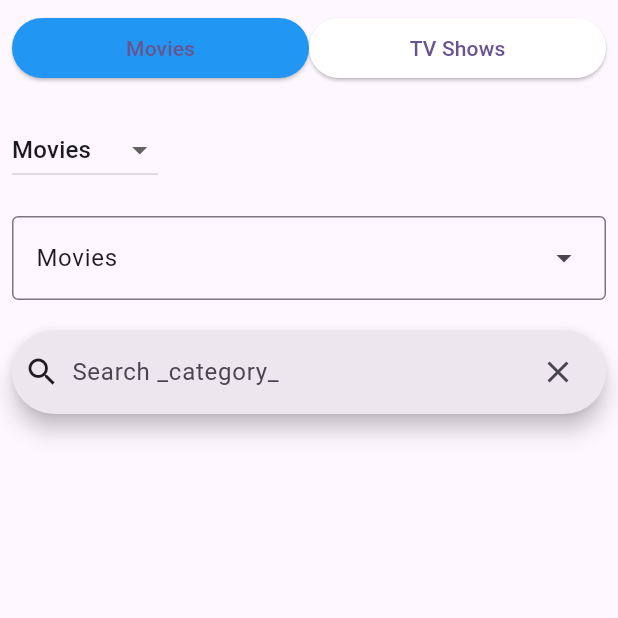
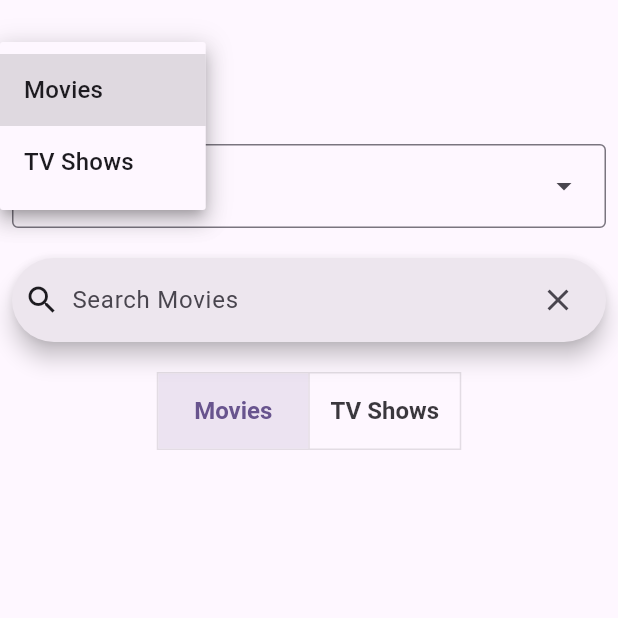
Before and after one commit to benebrummer/movie-app-project, a Flutter app: the screen it shows after launch, after a tap on "Movies", on a phone screen of 412 x 824 dp, the top half of it. Run offline on Flutter 3.47's test engine with Material 3 defaults, Android fonts, the phone set to English and light mode, and no system bars; our stand-ins replace get; missing offline and left inert: tmdb_api.

Commit message:
Started basic search function.

```diff
--- a/lib/controller/search_controller.dart
+++ b/lib/controller/search_controller.dart
@@ -1,20 +1,47 @@
-import 'package:flutter/material.dart';
 import 'package:get/get.dart';
-import 'package:tmdb_api/tmdb_api.dart';
+import 'package:movie_app_project/repository/tmdb_repository.dart';
+
+import '../entity/movie.dart';
 
 class MediaSearchController extends GetxController {
-  SearchCategory _selectedCategory = SearchCategory.movies;
+  final MediaRepository _mediaRepository = Get.put(MediaRepository());
+  static const List<(SearchCategory, String)> _searchCategories =
+      <(SearchCategory, String)>[
+    (SearchCategory.movies, 'Movies'),
+    (SearchCategory.tvShows, 'TV Shows'),
+  ];
 
+  final List<bool> _selectedCategories = List.of({true, false});
+  final _isSearching = false.obs;
+  final _searchResults = <Movie>[].obs;
 
-  SearchCategory get selectedCategory => _selectedCategory;
+  List<bool> get selectedCategory => _selectedCategories;
+  List<(SearchCategory, String)> get searchCategories => _searchCategories;
+  String get currentlySelected {
+    final int index = _selectedCategories.indexOf(true);
+    return _searchCategories[index].$2;
+  }
 
-  void updateSelectedCategory(final SearchCategory category) {
-    _selectedCategory = category;
+  List<Movie> get searchResults => _searchResults;
+  bool get isSearching => _isSearching.value;
+
+  set searchResults(List<Movie> value) => _searchResults.value = value;
+  set isSearching(bool value) => _isSearching.value = value;
+
+  void updateSelectedCategory(final int index) {
+    _selectedCategories.fillRange(0, _selectedCategories.length, false);
+    _selectedCategories[index] = true;
     update();
+  }
+
+  void searchMovies(final String query) {
+    isSearching = true;
+    Future<List<Movie>> queriedMovies = _mediaRepository.searchMovie(query);
+    queriedMovies.then((List<Movie> movies) {
+      isSearching = false;
+      searchResults = movies;
+    });
   }
 }
 
-enum SearchCategory {
-  movies,
-  tvShows
-}
+enum SearchCategory { movies, tvShows }
--- a/lib/pages/search/search_page.dart
+++ b/lib/pages/search/search_page.dart
@@ -1,46 +1,19 @@
 import 'package:flutter/material.dart';
-import 'package:get/get_state_manager/src/simple/get_state.dart';
-import 'package:tmdb_api/tmdb_api.dart';
-
-import '../../controller/search_controller.dart';
+import 'package:get/get.dart';
+import 'package:movie_app_project/controller/search_controller.dart';
+import 'package:movie_app_project/pages/search/widgets/media_search_widget.dart';
+import 'package:movie_app_project/pages/search/widgets/search_result_widget.dart';
 
 class SearchPage extends StatelessWidget {
-  const SearchPage({super.key});
+  SearchPage({super.key});
+
+  final MediaSearchController controller = Get.find<MediaSearchController>();
 
   @override
   Widget build(BuildContext context) {
     return Column(
       crossAxisAlignment: CrossAxisAlignment.start,
       children: [
-        GetBuilder<MediaSearchController>(
-          init: MediaSearchController(),
-          builder: (controller) {
-            return Row(
-              children: [
-                Expanded(
-                  flex: 1,
-                  child: ElevatedButton(
-                    onPressed: () {
-                      controller.updateSelectedCategory(SearchCategory.movies);
-                    },
-                    style: ElevatedButton.styleFrom(backgroundColor: controller.selectedCategory == SearchCategory.movies ? Colors.blue : Colors.white,),
-                    child: const Text('Movies'),
-                  ),
-                ),
-                Expanded(
-                  flex: 1,
-                  child: ElevatedButton(
-                    onPressed: () {
-                      controller.updateSelectedCategory(SearchCategory.tvShows);
-                    },
-                    style: ElevatedButton.styleFrom(backgroundColor: controller.selectedCategory == SearchCategory.tvShows ? Colors.blue : Colors.white,),
-                    child: const Text('TV Shows'),
-                  ),
-                ),
-              ],
-            );
-          }
-        ),
         const SizedBox(height: 20),
         DropdownButton(
           items: <String>['Movies', 'TV Shows'].map((String value) {
@@ -69,18 +42,13 @@ class SearchPage extends StatelessWidget {
           ],
         ),
         const SizedBox(height: 20),
-        SearchBar(
-          leading: const Icon(Icons.search),
-          trailing: <Widget>[
-            IconButton(
-              icon: const Icon(Icons.clear),
-              onPressed: () {
-
-              },
-            ),
-          ],
-          hintText: 'Search _category_',
-        ),
+        const MediaSearchWidget(),
+        const SizedBox(height: 20),
+        Obx(() {
+          return controller.isSearching
+              ? const CircularProgressIndicator()
+              : SearchResultWidget();
+        }),
       ],
     );
   }
--- /dev/null
+++ b/lib/pages/search/widgets/media_search_widget.dart
@@ -0,0 +1,55 @@
+import 'package:flutter/material.dart';
+import 'package:get/get.dart';
+
+import '../../../controller/search_controller.dart';
+
+class MediaSearchWidget extends StatelessWidget {
+  const MediaSearchWidget({super.key});
+
+  @override
+  Widget build(BuildContext context) {
+    return Column(
+      children: [
+        GetBuilder<MediaSearchController>(
+          builder: (controller) {
+            return SearchBar(
+              leading: const Icon(Icons.search),
+              trailing: <Widget>[
+                IconButton(
+                  icon: const Icon(Icons.clear),
+                  onPressed: () {},
+                ),
+              ],
+              hintText: 'Search ${controller.currentlySelected}',
+              onSubmitted: (String value) {
+                controller.searchMovies(value);
+              },
+            );
+          },
+        ),
+        const SizedBox(height: 20),
+        Center(
+          child: GetBuilder<MediaSearchController>(
+            builder: (controller) {
+              return ToggleButtons(
+                  constraints: const BoxConstraints(
+                    minHeight: 50.0,
+                    minWidth: 100.0,
+                  ),
+                  textStyle: const TextStyle(
+                      fontSize: 16, fontWeight: FontWeight.bold),
+                  onPressed: (int index) {
+                    controller.updateSelectedCategory(index);
+                  },
+                  isSelected: controller.selectedCategory,
+                  children: controller.searchCategories
+                      .map(((SearchCategory, String) category) =>
+                          Text(category.$2))
+                      .toList());
+            },
+          ),
+        ),
+      ],
+    );
+  }
+}
--- /dev/null
+++ b/lib/pages/search/widgets/search_result_item.dart
@@ -0,0 +1,25 @@
+import 'package:flutter/material.dart';
+import 'package:movie_app_project/entity/movie.dart';
+
+class SearchResultItem extends StatelessWidget {
+  final Movie movie;
+  const SearchResultItem({super.key, required this.movie});
+
+  @override
+  Widget build(BuildContext context) {
+    return Container(
+      child: Column(
+        crossAxisAlignment: CrossAxisAlignment.start,
+        children: [
+          Row(
+            children: [
+              const Icon(Icons.image),
+              Text(movie.title),
+            ],
+          ),
+          const Text('OVERVIEW'),
+        ],
+      ),
+    );
+  }
+}
--- /dev/null
+++ b/lib/pages/search/widgets/search_result_widget.dart
@@ -0,0 +1,25 @@
+import 'package:flutter/material.dart';
+import 'package:get/get.dart';
+import 'package:movie_app_project/controller/search_controller.dart';
+import 'package:movie_app_project/pages/search/widgets/search_result_item.dart';
+
+import '../../../entity/movie.dart';
+
+class SearchResultWidget extends StatelessWidget {
+  SearchResultWidget({super.key});
+
+  final MediaSearchController controller = Get.find<MediaSearchController>();
+
+  @override
+  Widget build(BuildContext context) {
+    return Expanded(
+      child: ListView.builder(
+        itemBuilder: (BuildContext context, int index) {
+          final Movie movie = controller.searchResults[index];
+          return SearchResultItem(movie: movie);
+        },
+        itemCount: controller.searchResults.length,
+      ),
+    );
+  }
+}
```
